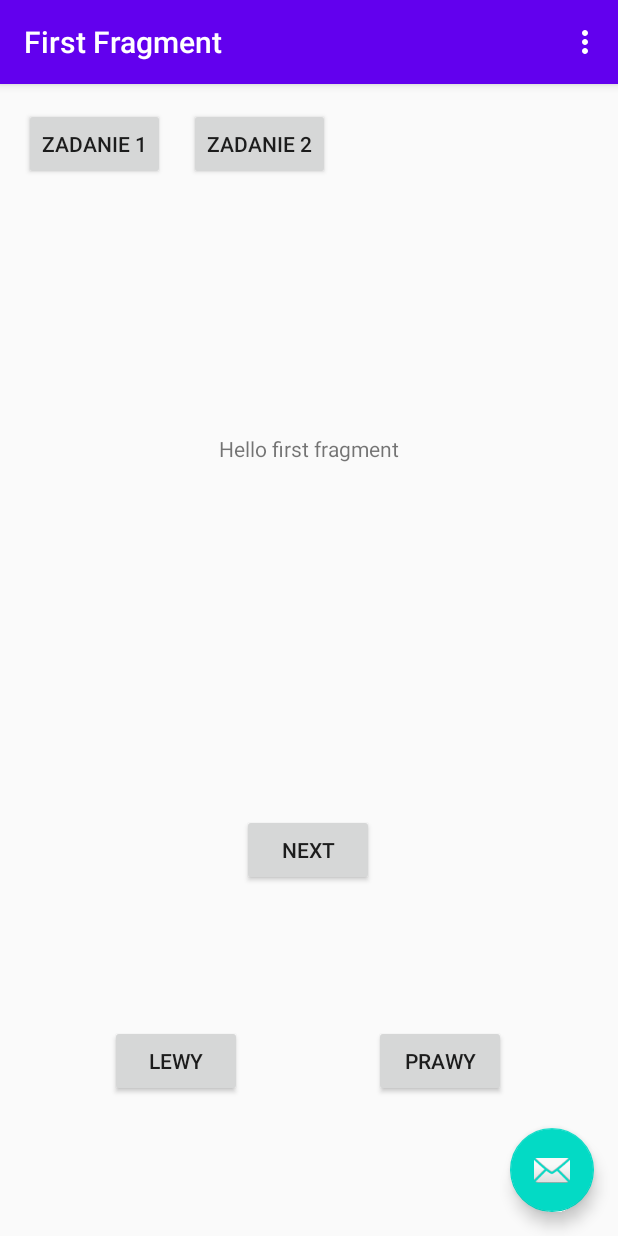
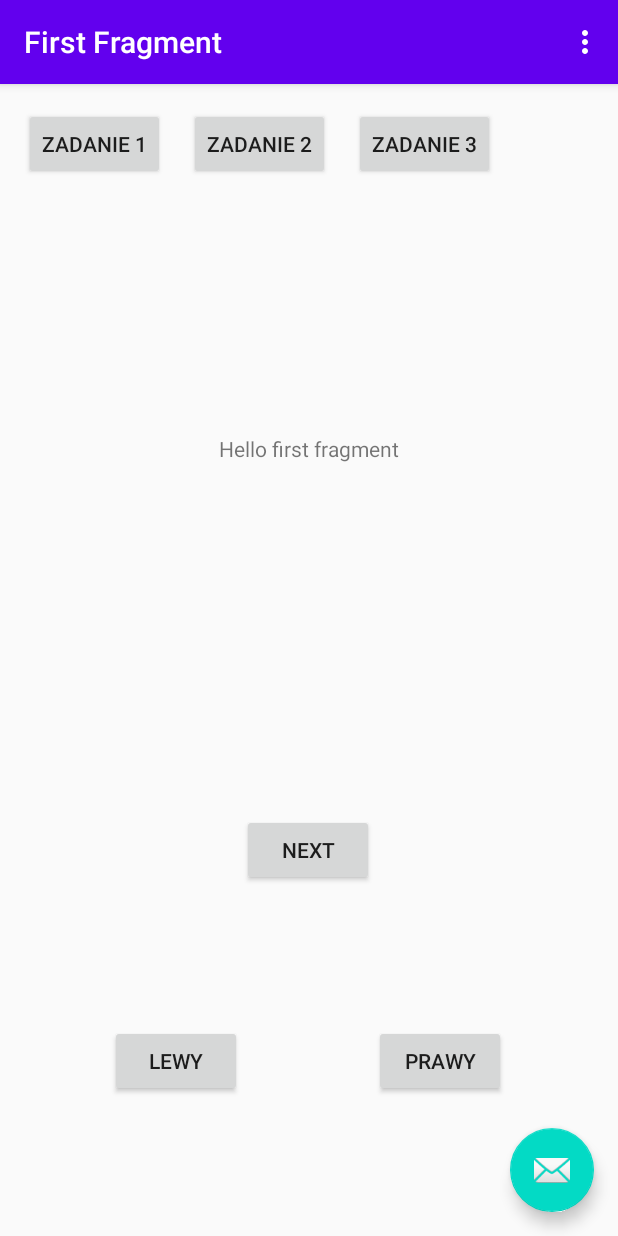
Before and after one commit to lukKotecki/ANDROID-collection, an Android app: the screen it shows after launch (MainActivity), on a phone screen of 412 x 824 dp. Run offline under Robolectric (Android 15) with nearby library versions, the phone set to English and light mode, and no system bars; our stand-ins replace navigation-ui.

Commit message:
dodane zadanie 3cie nic szczególnego

```diff
--- a/Aplikacja_2022_09v2/app/src/main/AndroidManifest.xml
+++ b/Aplikacja_2022_09v2/app/src/main/AndroidManifest.xml
@@ -13,6 +13,9 @@
         android:supportsRtl="true"
         android:theme="@style/Theme.Aplikacja_2022_09v2"
         tools:targetApi="31">
+        <activity
+            android:name=".TaskThreeActivity"
+            android:exported="false" />
         <activity
             android:name=".TaskTwoActivity"
             android:exported="false" />
--- a/Aplikacja_2022_09v2/app/src/main/java/com/example/aplikacja_2022_09v2/MainActivity.java
+++ b/Aplikacja_2022_09v2/app/src/main/java/com/example/aplikacja_2022_09v2/MainActivity.java
@@ -95,6 +95,10 @@ public class MainActivity extends AppCompatActivity {
                 intent = new Intent(this, TaskTwoActivity.class);
                 startActivity(intent);
                 break;
+            case R.id.taskThreeButton:
+                intent = new Intent(this, TaskThreeActivity.class);
+                startActivity(intent);
+                break;
 
         }
 
--- a/Aplikacja_2022_09v2/app/src/main/res/layout/content_main.xml
+++ b/Aplikacja_2022_09v2/app/src/main/res/layout/content_main.xml
@@ -1,6 +1,7 @@
 <?xml version="1.0" encoding="utf-8"?>
 <android.support.constraint.ConstraintLayout xmlns:android="http://schemas.android.com/apk/res/android"
     xmlns:app="http://schemas.android.com/apk/res-auto"
+    xmlns:tools="http://schemas.android.com/tools"
     android:layout_width="match_parent"
     android:layout_height="match_parent"
     app:layout_behavior="@string/appbar_scrolling_view_behavior">
@@ -13,7 +14,10 @@
         app:defaultNavHost="true"
         app:layout_constraintBottom_toBottomOf="parent"
         app:layout_constraintEnd_toEndOf="parent"
+        app:layout_constraintHorizontal_bias="0.0"
         app:layout_constraintStart_toStartOf="parent"
         app:layout_constraintTop_toTopOf="parent"
+        app:layout_constraintVertical_bias="0.0"
         app:navGraph="@navigation/nav_graph" />
+
 </android.support.constraint.ConstraintLayout>
--- a/Aplikacja_2022_09v2/app/src/main/res/layout/fragment_first.xml
+++ b/Aplikacja_2022_09v2/app/src/main/res/layout/fragment_first.xml
@@ -68,4 +68,14 @@
         android:text="@string/taskTwoButton"
         app:layout_constraintBaseline_toBaselineOf="@+id/taskOneButton"
         app:layout_constraintStart_toEndOf="@+id/taskOneButton" />
+
+    <Button
+        android:id="@+id/taskThreeButton"
+        android:layout_width="wrap_content"
+        android:layout_height="wrap_content"
+        android:layout_marginStart="16dp"
+        android:onClick="click"
+        android:text="Zadanie 3"
+        app:layout_constraintBaseline_toBaselineOf="@+id/taskTwoButton"
+        app:layout_constraintStart_toEndOf="@+id/taskTwoButton" />
 </android.support.constraint.ConstraintLayout>
```
Also changed, not shown: Aplikacja_2022_09v2/app/src/main/java/com/example/aplikacja_2022_09v2/TaskThreeActivity.java (added, +25 -0 lines), Aplikacja_2022_09v2/app/src/main/res/layout/activity_task_three.xml (added, +34 -0 lines).
